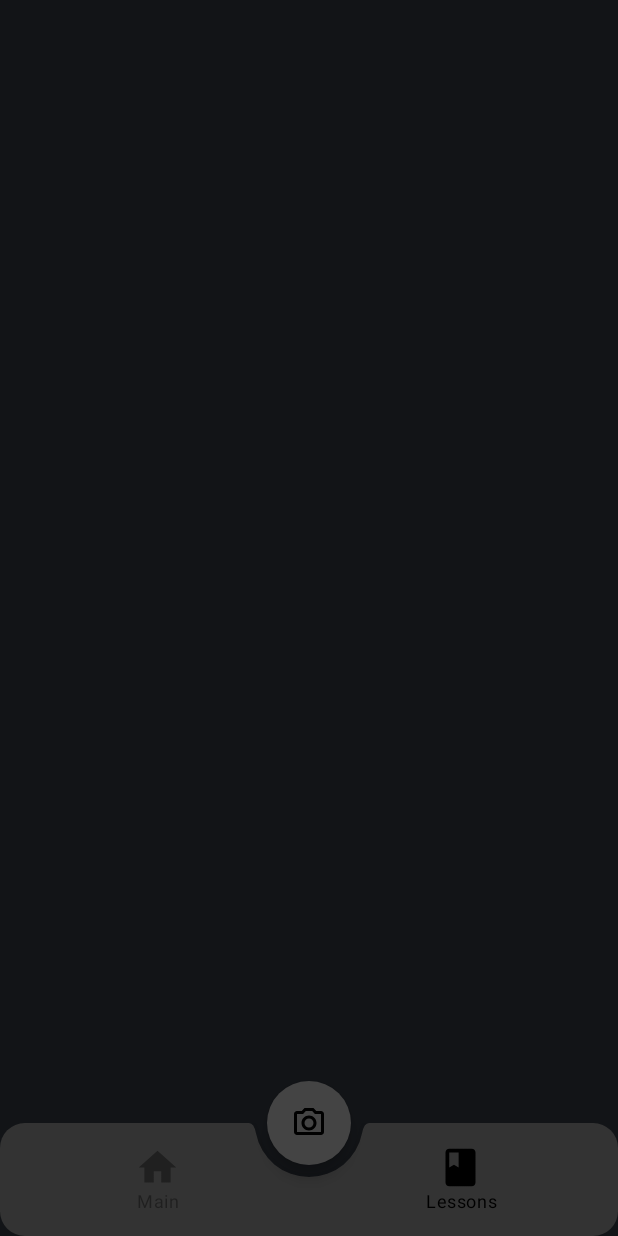
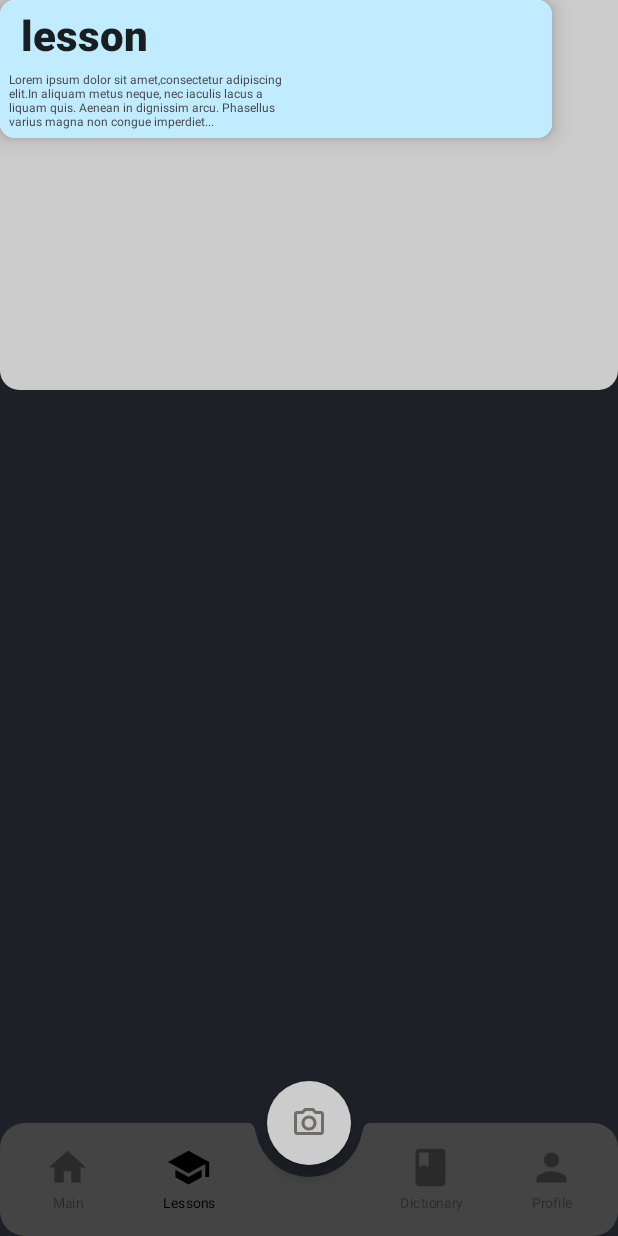
Before and after one commit to basilinnia/LanguageAppProject, an Android app built with Jetpack Compose: the screen it shows after launch (MainActivity), item 2 of the bottom bar chosen, on a phone screen of 412 x 824 dp. Run offline under Robolectric (Android 15) with nearby library versions, the phone set to English and light mode, and no system bars; our stand-ins replace Dagger/Hilt's generated code.

Commit message:
update main screen and ui

```diff
--- a/app/src/main/java/com/appexamples/firebaseauthjetpackcompose/presentation/bottom_bar_screen/BottomBar.kt
+++ b/app/src/main/java/com/appexamples/firebaseauthjetpackcompose/presentation/bottom_bar_screen/BottomBar.kt
@@ -23,6 +23,7 @@ import androidx.compose.ui.graphics.Color
 import androidx.compose.ui.graphics.LinearGradient
 import androidx.compose.ui.graphics.Shape
 import androidx.compose.ui.unit.dp
+import androidx.compose.ui.unit.sp
 import androidx.navigation.NavDestination
 import androidx.navigation.NavDestination.Companion.hierarchy
 import androidx.navigation.NavGraph.Companion.findStartDestination
@@ -36,19 +37,30 @@ import com.appexamples.firebaseauthjetpackcompose.ui.theme.lightBottomBarColor
 fun BottomBar(navController: NavHostController) {
     val screens = listOf(
         BottomBarScreen.MainScreen,
-        BottomBarScreen.LessonScreen
+        BottomBarScreen.LessonScreen,
+        BottomBarScreen.DictionaryScreen,
+        BottomBarScreen.ProfileScreen
     )
     val navBackStackEntry by navController.currentBackStackEntryAsState()
     val currentDestination = navBackStackEntry?.destination
 
     BottomAppBar (
         cutoutShape = CircleShape,
-        backgroundColor = backgroundColor ,
+        backgroundColor = Color.DarkGray ,
         modifier = Modifier
             .clip(RoundedCornerShape(percent = 22))
             .height(75.dp)
     ){
-        screens.forEach { screen ->
+        screens.forEachIndexed{ index, screen ->
+            if (index == 2) {
+                // add an empty space for FAB
+                BottomNavigationItem(
+                    selected = false,
+                    onClick = {},
+                    icon = {},
+                    enabled = false
+                )
+            }
             AddItem(
                 screen = screen,
                 currentDestination = currentDestination,
@@ -66,7 +78,7 @@ fun RowScope.AddItem(
 ) {
     BottomNavigationItem(
         label = {
-            Text(text = screen.title)
+            Text(text = screen.title, fontSize = 9.sp)
         },
         icon = {
             Icon(
--- a/app/src/main/java/com/appexamples/firebaseauthjetpackcompose/presentation/bottom_bar_screen/BottomBarNavGraph.kt
+++ b/app/src/main/java/com/appexamples/firebaseauthjetpackcompose/presentation/bottom_bar_screen/BottomBarNavGraph.kt
@@ -6,6 +6,7 @@ import androidx.navigation.compose.NavHost
 import androidx.navigation.compose.composable
 import com.appexamples.firebaseauthjetpackcompose.navigation.Screens
 import com.appexamples.firebaseauthjetpackcompose.presentation.camera_screen.CameraScreen
+import com.appexamples.firebaseauthjetpackcompose.presentation.dictionary_screen.DictionaryScreen
 import com.appexamples.firebaseauthjetpackcompose.presentation.lessons_screen.LessonsScreen
 import com.appexamples.firebaseauthjetpackcompose.presentation.main_screen.HomeScreen
 import com.appexamples.firebaseauthjetpackcompose.presentation.main_screen.MainScreen
@@ -26,5 +27,11 @@ fun BottomBarNavGraph(navController: NavHostController) {
         composable(route = BottomBarScreen.CameraScreen.route) {
             CameraScreen()
         }
+        composable(route = BottomBarScreen.ProfileScreen.route) {
+            CameraScreen()
+        }
+            composable(route = BottomBarScreen.DictionaryScreen.route) {
+            DictionaryScreen()
+        }
     }
 }
--- a/app/src/main/java/com/appexamples/firebaseauthjetpackcompose/presentation/bottom_bar_screen/BottomBarScreen.kt
+++ b/app/src/main/java/com/appexamples/firebaseauthjetpackcompose/presentation/bottom_bar_screen/BottomBarScreen.kt
@@ -21,7 +21,7 @@ sealed class BottomBarScreen(
     object LessonScreen : BottomBarScreen(
         route = "lessons",
         title = "Lessons",
-        icon = Icons.Default.Book
+        icon = Icons.Default.School
     )
 
     object CameraScreen : BottomBarScreen(
@@ -29,4 +29,16 @@ sealed class BottomBarScreen(
         title = "Camera",
         icon = Icons.Outlined.PhotoCamera
     )
+
+    object DictionaryScreen : BottomBarScreen(
+        route = "dictionary",
+        title = "Dictionary",
+        icon = Icons.Default.Book
+    )
+    object ProfileScreen  : BottomBarScreen(
+        route = "profile",
+        title = "Profile",
+        icon = Icons.Default.Person
+    )
+
 }
--- /dev/null
+++ b/app/src/main/java/com/appexamples/firebaseauthjetpackcompose/presentation/dictionary_screen/DictionaryScreen.kt
@@ -0,0 +1,7 @@
+package com.appexamples.firebaseauthjetpackcompose.presentation.dictionary_screen
+
+import androidx.compose.runtime.Composable
+
+@Composable
+fun DictionaryScreen() {
+}
--- a/app/src/main/java/com/appexamples/firebaseauthjetpackcompose/presentation/lessons_screen/LessonCard.kt
+++ b/app/src/main/java/com/appexamples/firebaseauthjetpackcompose/presentation/lessons_screen/LessonCard.kt
@@ -8,6 +8,7 @@ import androidx.compose.foundation.shape.RoundedCornerShape
 import androidx.compose.material.Scaffold
 import androidx.compose.material.Surface
 import androidx.compose.material.Text
+import androidx.compose.material.lightColors
 import androidx.compose.runtime.Composable
 import androidx.compose.ui.Modifier
 import androidx.compose.ui.graphics.Color
@@ -16,12 +17,13 @@ import androidx.compose.ui.text.font.FontWeight
 import androidx.compose.ui.unit.dp
 import androidx.compose.ui.unit.sp
 import com.appexamples.firebaseauthjetpackcompose.ui.theme.lightBlue
+import com.appexamples.firebaseauthjetpackcompose.ui.theme.lightColor
 
 @Composable
 fun  LessonCard() {
     Surface(modifier = Modifier
         .size(368.dp, 92.dp)
-        .padding(start = 15.dp), elevation = 8.dp, shape = RoundedCornerShape(10.dp))
+        , elevation = 8.dp, shape = RoundedCornerShape(10.dp))
     {
                 Row (modifier = Modifier.background(lightBlue)) {
                     Column(modifier = Modifier
--- a/app/src/main/java/com/appexamples/firebaseauthjetpackcompose/presentation/lessons_screen/LessonsScreen.kt
+++ b/app/src/main/java/com/appexamples/firebaseauthjetpackcompose/presentation/lessons_screen/LessonsScreen.kt
@@ -1,23 +1,41 @@
 package com.appexamples.firebaseauthjetpackcompose.presentation.lessons_screen
 
 import androidx.compose.foundation.background
-import androidx.compose.foundation.layout.Column
-import androidx.compose.foundation.layout.Spacer
-import androidx.compose.foundation.layout.fillMaxSize
-import androidx.compose.foundation.layout.height
+import androidx.compose.foundation.layout.*
+import androidx.compose.foundation.shape.RoundedCornerShape
+import androidx.compose.material.Surface
 import androidx.compose.runtime.Composable
 import androidx.compose.ui.Modifier
+import androidx.compose.ui.graphics.Color
 import androidx.compose.ui.unit.dp
 import com.appexamples.firebaseauthjetpackcompose.navigation.Screens
 import com.appexamples.firebaseauthjetpackcompose.ui.theme.bg_color
 
 @Composable
 fun LessonsScreen() {
-     Column(modifier = Modifier.
-             fillMaxSize()
-             .background(color = bg_color)
+     Box(modifier = Modifier
+         .fillMaxSize()
         ) {
+         Header()
+         LessonCard()
 
      }
 
 }
+@Composable
+private fun Header() {
+    Spacer(
+        modifier = Modifier
+            .height(260.dp)
+            .fillMaxWidth()
+            .background(
+                color = Color.LightGray,
+                shape = RoundedCornerShape(
+                    topEndPercent = 0,
+                    topStartPercent = 0,
+                    bottomEndPercent = 5,
+                    bottomStartPercent = 5
+                )
+            )
+    )
+}
--- a/app/src/main/java/com/appexamples/firebaseauthjetpackcompose/presentation/main_screen/ActivityButtons.kt
+++ b/app/src/main/java/com/appexamples/firebaseauthjetpackcompose/presentation/main_screen/ActivityButtons.kt
@@ -1,3 +1,4 @@
+import androidx.compose.foundation.background
 import androidx.compose.foundation.border
 import androidx.compose.foundation.clickable
 import androidx.compose.material.Icon
@@ -16,6 +17,7 @@ import androidx.compose.ui.unit.dp
 import androidx.navigation.NavHostController
 import androidx.navigation.compose.rememberNavController
 import com.appexamples.firebaseauthjetpackcompose.presentation.main_screen.bounceClick
+import com.appexamples.firebaseauthjetpackcompose.ui.theme.lightColor
 
 @Composable
 fun MainNavButtons() {
@@ -38,9 +40,11 @@ fun ActivityBox(icon: ImageVector, title: String ){
     Column(modifier = Modifier
         .padding(start = 10.dp, end = 20.dp)
         .bounceClick()
-        .width(140.dp)
+        .width(153.dp)
         .height(90.dp)
-        .border(2.dp, Color.White, shape = RoundedCornerShape(10.dp)),
+        .border(2.dp, Color.White, shape = RoundedCornerShape(10.dp))
+        .background(lightColor)
+        ,
         horizontalAlignment = Alignment.CenterHorizontally,
         verticalArrangement = Arrangement.Center
     ) {
--- /dev/null
+++ b/app/src/main/java/com/appexamples/firebaseauthjetpackcompose/presentation/main_screen/AppHomeScreen.kt
@@ -0,0 +1,105 @@
+package com.appexamples.firebaseauthjetpackcompose.presentation.main_screen
+
+import MainNavButtons
+import androidx.compose.foundation.*
+import androidx.compose.foundation.layout.*
+import androidx.compose.foundation.shape.RoundedCornerShape
+import androidx.compose.material.Card
+import androidx.compose.material.Text
+import androidx.compose.runtime.Composable
+import androidx.compose.ui.Modifier
+import androidx.compose.ui.draw.clip
+import androidx.compose.ui.graphics.Color
+import androidx.compose.ui.res.painterResource
+import androidx.compose.ui.text.font.FontStyle
+import androidx.compose.ui.text.font.FontStyle.Companion.Italic
+import androidx.compose.ui.unit.dp
+import androidx.compose.ui.unit.sp
+import com.appexamples.firebaseauthjetpackcompose.R
+import com.appexamples.firebaseauthjetpackcompose.presentation.lessons_screen.LessonCard
+import com.appexamples.firebaseauthjetpackcompose.ui.theme.darkBlue
+
+
+@Composable
+fun HomeScreen() {
+    Column(modifier = Modifier
+        .padding(12.dp)
+        .verticalScroll(rememberScrollState())
+    ) {
+          Header()
+           FirstCard()
+            MainNavButtons()
+            PopularLessons()
+        }
+}
+
+@Composable
+fun PopularLessons(){
+    Column(modifier = Modifier
+        .padding(top = 40.dp, start = 5.dp, end=5.dp)
+    ) {
+         Text(text = "Popular Lessons For You", color= Color.White, fontSize = 20.sp)
+        Spacer(modifier = Modifier.height(10.dp))
+        LessonCard()
+        Spacer(modifier = Modifier.height(10.dp))
+        LessonCard()
+        Spacer(modifier = Modifier.height(10.dp))
+        LessonCard()
+        Spacer(modifier = Modifier.height(10.dp))
+        LessonCard()
+        Spacer(modifier = Modifier.height(10.dp) )
+        LessonCard()
+        Spacer(modifier = Modifier.height(75.dp))
+    }
+}
+
+@Composable
+fun FirstCard(){
+    Card(
+        shape = RoundedCornerShape(20.dp),
+        modifier = Modifier
+            .padding(vertical = 45.dp)
+            .height(120.dp)
+            .fillMaxWidth(),
+        backgroundColor = darkBlue
+    ) {
+        Row(modifier = Modifier
+            .clickable(onClick = { })
+        ) {
+            Column(modifier = Modifier.padding(30.dp)) {
+                Text(text = "LESSON NAME")
+            }
+        }
+    }
+}
+
+@Composable
+fun Header() {
+    Column(
+        modifier = Modifier
+            .fillMaxWidth()
+    ) {
+        Row(modifier = Modifier.padding(top = 20.dp)) {
+            Column {
+                Text(
+                    text = "Hello, Ecem",
+                    color = Color.White,
+                    fontSize = 25.sp,
+                    modifier = Modifier.padding(end = 150.dp)
+                )
+                Text(
+                    text = "Let's learn something today",
+                    fontStyle = FontStyle.Italic,
+                    color = Color.Gray
+                )
+            }
+            Image(
+                painter = painterResource(id = R.drawable.profile),
+                contentDescription = "User profile photo",
+                modifier = Modifier
+                    .size(60.dp)
+                    .clip(RoundedCornerShape(10))
+            )
+        }
+    }
+}
--- a/app/src/main/java/com/appexamples/firebaseauthjetpackcompose/presentation/main_screen/MainHomeScreen.kt
+++ b/app/src/main/java/com/appexamples/firebaseauthjetpackcompose/presentation/main_screen/AppMainScreen.kt
@@ -26,6 +26,7 @@ import com.appexamples.firebaseauthjetpackcompose.presentation.bottom_bar_screen
 import com.appexamples.firebaseauthjetpackcompose.ui.theme.bg_color
 import com.appexamples.firebaseauthjetpackcompose.ui.theme.darkBlue
 import com.appexamples.firebaseauthjetpackcompose.ui.theme.lightBlue
+import com.appexamples.firebaseauthjetpackcompose.ui.theme.lightBottomBarColor
 
 
 @Composable
@@ -33,15 +34,16 @@ fun MainScreen() {
     val scaffoldState = rememberScaffoldState()
     val navController = rememberNavController()
  Scaffold(
+     backgroundColor = bg_color,
      bottomBar = { BottomBar(navController = navController) },
      floatingActionButton = {
          FloatingActionButton(
-             backgroundColor = Color.DarkGray
+             backgroundColor = Color.LightGray
              ,onClick = {
              // FAB onClick
              navController.navigate(Screens.CameraScreen.route)
          }) {
-             Icon(tint = Color.Black, imageVector = Icons.Outlined.PhotoCamera, contentDescription = "Camera")
+             Icon(tint = lightBottomBarColor, imageVector = Icons.Outlined.PhotoCamera, contentDescription = "Camera")
          }
      },
      scaffoldState = scaffoldState,
@@ -51,53 +53,3 @@ fun MainScreen() {
         BottomBarNavGraph(navController = navController)
     }
 }
-
-@Composable
-fun HomeScreen() {
-    Column(
-        modifier = Modifier
-            .background(color = bg_color)
-            .fillMaxWidth()
-            .padding(20.dp)
-        ) {
-        Row(modifier = Modifier.padding(top = 20.dp)) {
-            Column {
-                Text(
-                    text = "Hello, Ecem",
-                    fontSize = 25.sp,
-                    modifier = Modifier.padding(end = 150.dp)
-                )
-                Text(
-                   text = "Let's learn something today",
-                    fontStyle = FontStyle.Italic,
-                    color = Color.Gray
-                )
-            }
-            Image(
-                painter = painterResource(id = R.drawable.profile),
-                contentDescription = "User profile photo",
-                modifier = Modifier
-                    .size(60.dp)
-                    .clip(CircleShape)
-            )
-        }
-        Card(
-            shape = RoundedCornerShape(20.dp),
-            modifier = Modifier
-                .padding(vertical = 45.dp)
-                .height(160.dp)
-                .fillMaxWidth(),
-            backgroundColor = darkBlue
-        ) {
-            Row(modifier = Modifier
-                .clickable(onClick = { })
-                ) {
-                Column(modifier = Modifier.padding(30.dp)) {
-                    Text(text = "LESSON NAME")
-                }
-        }
-    }
-        MainNavButtons()
-
-    }
-}
--- a/app/src/main/java/com/appexamples/firebaseauthjetpackcompose/ui/theme/Color.kt
+++ b/app/src/main/java/com/appexamples/firebaseauthjetpackcompose/ui/theme/Color.kt
@@ -6,7 +6,8 @@ val Purple200 = Color(0xFFBB86FC)
 val Purple500 = Color(0xFF6200EE)
 val Purple700 = Color(0xFF3700B3)
 val Teal200 = Color(0xFF03DAC5)
-val lightBlue = Color(0xFF8CD3F3)
-val lightBottomBarColor = Color(0xFFB5B8B7)
+val lightBlue = Color(0xFFC1ECFF)
+val lightColor = Color(0xD0796C80)
+val lightBottomBarColor = Color(0xF0686765)
 val darkBlue = Color(0xFF887CB4)
-val bg_color = Color(0xFF121417)
+val bg_color = Color(0xFF1D2127)
```
Lines whose indentation alone changed are shown as unchanged.
